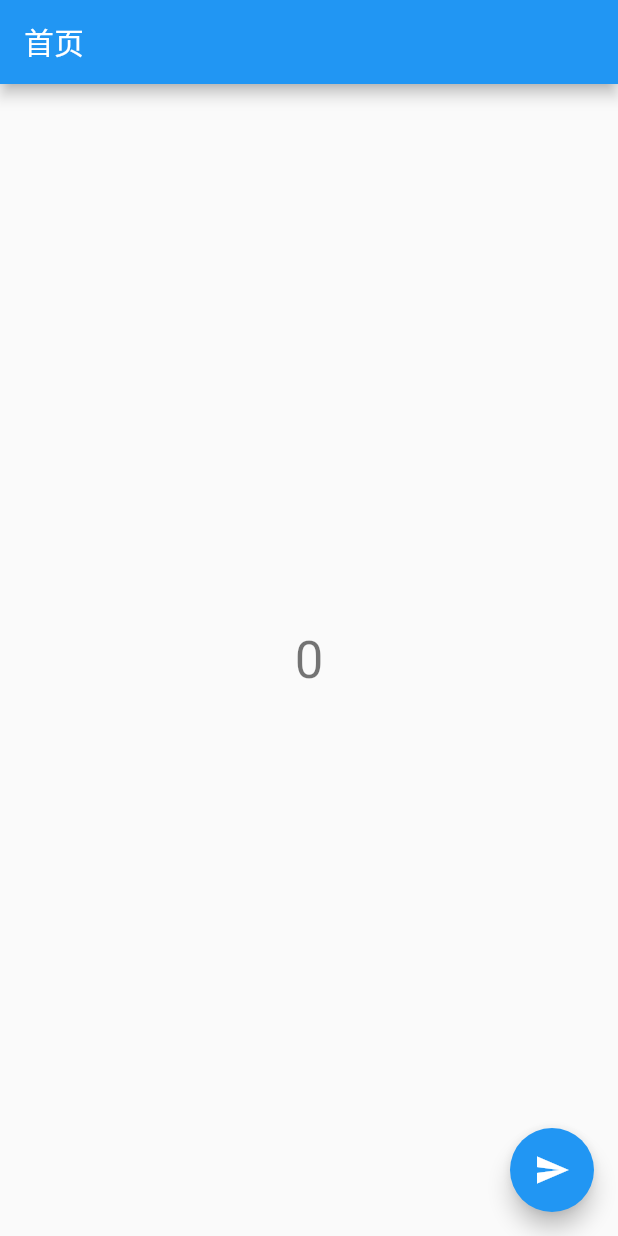
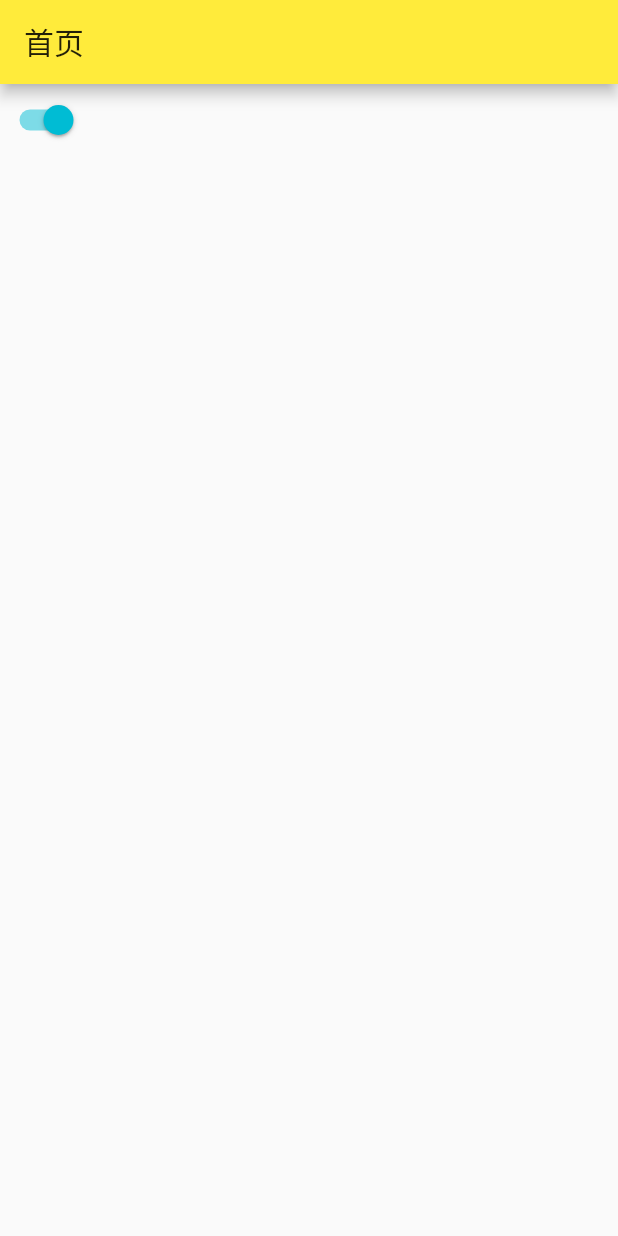
Before and after one commit to yanqiuLove/FlutterBaseWork, a Flutter app: the screen it shows after launch, on a phone screen of 412 x 824 dp. Run offline on Flutter 3.47's test engine with Material 2 defaults, Android fonts, the phone set to English and light mode, and no system bars; our stand-ins replace flutter_redux, redux.

Commit message:
代码提交

```diff
--- a/flutter_base_work/lib/main.dart
+++ b/flutter_base_work/lib/main.dart
@@ -19,7 +19,10 @@ class MyApp extends StatelessWidget {
       child: MaterialApp(
         title: 'Flutter Demo',
         theme: ThemeData(
+          primaryColor: Colors.yellow,
           primarySwatch: Colors.blue,
+          brightness: Brightness.light,
+          accentColor: Colors.cyan
         ),
         home: MyHomePage(title: '首页'),
         routes: {
@@ -31,6 +34,7 @@ class MyApp extends StatelessWidget {
   }
 }
 
+
 class MyHomePage extends StatefulWidget {
   MyHomePage({Key key, this.title}) : super(key: key);
   final String title;
@@ -40,43 +44,77 @@ class MyHomePage extends StatefulWidget {
 }
 
 class _MyHomePageState extends State<MyHomePage> {
-  int _counter = 0;
-
-  void _incrementCounter() {
-    setState(() {
-      Navigator.of(context).pushNamed("secondPage");
-    });
-  }
 
   @override
   Widget build(BuildContext context) {
-    return ScopedModelDescendant<CountModel>(builder: (context, child, model) {
     return Scaffold(
       appBar: AppBar(
         title: Text(widget.title),
       ),
-        body: Center(
+      body: SingleChildScrollView(
         child: Column(
           mainAxisAlignment: MainAxisAlignment.center,
           children: <Widget>[
-              Text(
-                model.count.toString(),
-                style: Theme.of(context).textTheme.display1,
-              ),
+            Switch(value: true, onChanged: (value){
+
+            })
           ],
         ),
       ),
-        floatingActionButton: FloatingActionButton(
-          onPressed: () {
-            Navigator.of(context).pushNamed("secondPage");
-          },
-          tooltip: 'Increment',
-          child: Icon(Icons.send),
-        ), // This trailing comma makes auto-formatting nicer for build methods.
+      // This trailing comma makes auto-formatting nicer for build methods.
     );
-    });
   }
 }
+
+
+
+
+//class MyHomePage extends StatefulWidget {
+//  MyHomePage({Key key, this.title}) : super(key: key);
+//  final String title;
+//
+//  @override
+//  _MyHomePageState createState() => _MyHomePageState();
+//}
+//
+//class _MyHomePageState extends State<MyHomePage> {
+//  int _counter = 0;
+//
+//  void _incrementCounter() {
+//    setState(() {
+//      Navigator.of(context).pushNamed("secondPage");
+//    });
+//  }
+//
+//  @override
+//  Widget build(BuildContext context) {
+//    return ScopedModelDescendant<CountModel>(builder: (context, child, model) {
+//      return Scaffold(
+//        appBar: AppBar(
+//          title: Text(widget.title),
+//        ),
+//        body: Center(
+//          child: Column(
+//            mainAxisAlignment: MainAxisAlignment.center,
+//            children: <Widget>[
+//              Text(
+//                model.count.toString(),
+//                style: Theme.of(context).textTheme.display1,
+//              ),
+//            ],
+//          ),
+//        ),
+//        floatingActionButton: FloatingActionButton(
+//          onPressed: () {
+//            Navigator.of(context).pushNamed("secondPage");
+//          },
+//          tooltip: 'Increment',
+//          child: Icon(Icons.send),
+//        ), // This trailing comma makes auto-formatting nicer for build methods.
+//      );
+//    });
+//  }
+//}
 
 class MySecondPage extends StatefulWidget {
   @override
--- a/flutter_base_work/lib/time_list.dart
+++ b/flutter_base_work/lib/time_list.dart
@@ -6,7 +6,7 @@
  * 2019.12.28 08:50
  * 2019.12.28 19:00
  *
- *
+ * 2020.01.05 08:30
  *
  *
  * */
```
Also changed, not shown: 1 other file. Lines whose indentation alone changed are shown as unchanged.
